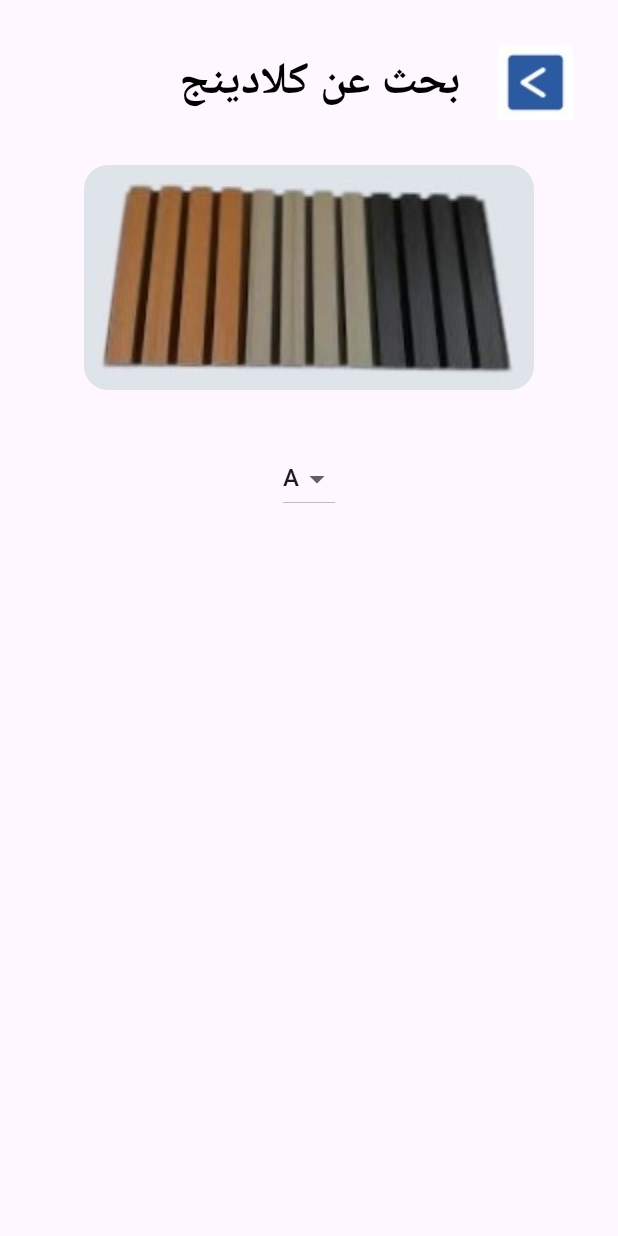
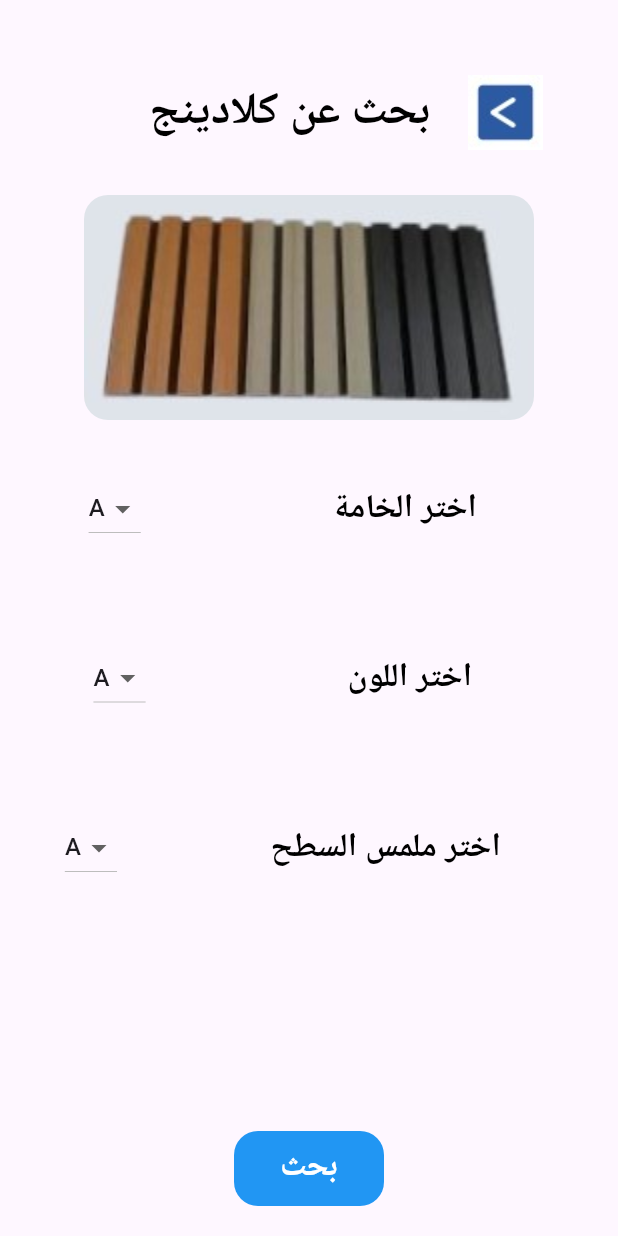
Before and after one commit to Kaream66/Bannars-Progect, a Flutter app: the CladingPage screen opened directly, after a tap on the "search" icon, on a phone screen of 412 x 824 dp. Run offline on Flutter 3.47's test engine with Material 3 defaults, Android fonts, the phone set to English and light mode, and no system bars.

Commit message:
create choose cladding page

```diff
--- a/lib/pages/clading_page.dart
+++ b/lib/pages/clading_page.dart
@@ -1,5 +1,5 @@
 import 'package:banners_app/pages/serach_clading.dart';
-import 'package:banners_app/widgets/back_item.dart';
+import 'package:banners_app/widgets/custom_button.dart';
 import 'package:banners_app/widgets/image_widget.dart';
 import 'package:banners_app/widgets/option_widget.dart';
 import 'package:flutter/material.dart';
@@ -14,8 +14,6 @@ class CladingPage extends StatelessWidget {
         padding: const EdgeInsets.all(20.0),
         child: Center(
           child: Column(
-            //mainAxisAlignment: MainAxisAlignment.center,
-            //crossAxisAlignment: CrossAxisAlignment.center,
             children: [
               Padding(
                 padding: const EdgeInsets.only(top: 30.0, right: 30),
@@ -88,7 +86,12 @@ class CladingPage extends StatelessWidget {
               const SizedBox(
                 height: 20,
               ),
-              const BackItem(label: 'رجوع',),
+              CustomButton(
+                label: 'رجوع',
+                onTap: () {
+                  Navigator.pop(context);
+                },
+              ),
             ],
           ),
         ),
--- a/lib/pages/serach_clading.dart
+++ b/lib/pages/serach_clading.dart
@@ -1,4 +1,5 @@
-import 'package:banners_app/widgets/drop_down_button.dart';
+import 'package:banners_app/widgets/choose_widget.dart';
+import 'package:banners_app/widgets/custom_button.dart';
 import 'package:banners_app/widgets/image_widget.dart';
 import 'package:flutter/material.dart';
 
@@ -8,7 +9,9 @@ class SerachClading extends StatelessWidget {
   @override
   Widget build(BuildContext context) {
     return Scaffold(
-      body: Center(
+      body: Padding(
+        padding: const EdgeInsets.all(20.0),
+        child: Center(
           child: Column(
             children: [
               Padding(
@@ -40,9 +43,30 @@ class SerachClading extends StatelessWidget {
                 height: 30,
               ),
               const ImageWidget(imagePath: 'assets/images/clading.jpg'),
-           SizedBox(height: 35,),
-           DropDownButton(),
+              const SizedBox(
+                height: 35,
+              ),
+             const ChooseWidget(chooseName: 'اختر الخامة'),
+              const SizedBox(
+                height: 30,
+              ),
+
+              const SizedBox(
+                height: 35,
+              ),
+              const ChooseWidget(chooseName: 'اختر اللون'),
+              const SizedBox(
+                height: 30,
+              ),
+
+              const SizedBox(
+                height: 35,
+              ),
+             const ChooseWidget(chooseName: ' اختر ملمس السطح'),
+             const Spacer(),
+              CustomButton(label: 'بحث',onTap: (){},)
             ],
+          ),
         ),
       ),
     );
--- /dev/null
+++ b/lib/widgets/choose_widget.dart
@@ -0,0 +1,30 @@
+import 'package:banners_app/widgets/drop_down_button.dart';
+import 'package:flutter/material.dart';
+
+class ChooseWidget extends StatelessWidget {
+  const ChooseWidget({super.key, required this.chooseName});
+  final String chooseName;
+  @override
+  Widget build(BuildContext context) {
+    return Padding(
+      padding: const EdgeInsets.only(right: 35.0),
+      child: Row(
+        mainAxisAlignment: MainAxisAlignment.spaceEvenly,
+        children: [
+          const DropDownButton(),
+          const SizedBox(
+            width: 50,
+          ),
+          Text(
+            chooseName,
+            style: const TextStyle(
+              color: Colors.black,
+              fontSize: 22,
+              fontWeight: FontWeight.bold,
+            ),
+          ),
+        ],
+      ),
+    );
+  }
+}
--- a/lib/widgets/back_item.dart
+++ b/lib/widgets/custom_button.dart
@@ -1,25 +1,24 @@
 import 'package:flutter/material.dart';
 
-class BackItem extends StatelessWidget {
-  const BackItem({super.key, required this.label});
+class CustomButton extends StatelessWidget {
+  const CustomButton({super.key, required this.label, required this.onTap});
+  final VoidCallback onTap;
   final String label;
   @override
   Widget build(BuildContext context) {
     return GestureDetector(
-      onTap: () {
-        Navigator.pop(context);
-      },
+      onTap: onTap,
       child: Container(
         width: 100,
         height: 50,
         decoration: BoxDecoration(
             color: Colors.blue, borderRadius: BorderRadius.circular(16)),
-        child:  Padding(
-          padding:const  EdgeInsets.only(top: 8.0),
+        child: Padding(
+          padding: const EdgeInsets.only(top: 8.0),
           child: Text(
             textAlign: TextAlign.center,
-           label ,
-            style:const TextStyle(
+            label,
+            style: const TextStyle(
                 color: Colors.white, fontSize: 22, fontWeight: FontWeight.bold),
           ),
         ),
```
Lines whose indentation alone changed are shown as unchanged.
